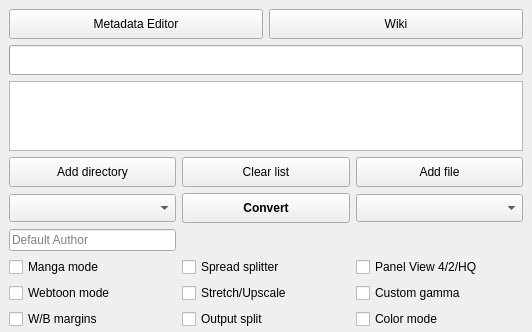
The window that gui/KCC.ui (ciromattia/kcc) describes before a commit, drawn with Qt 5; both pictures show x 0 to 532 and y 0 to 332 of the 532 by 586 pixel window.
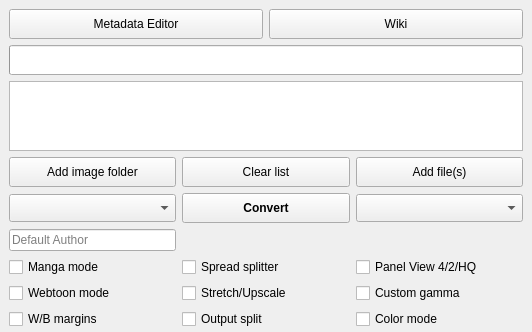
The same window after the commit. Icons and pictures are not drawn.

Commit message: rename buttons (#898)

What changed in the file:
```diff
--- a/gui/KCC.ui
+++ b/gui/KCC.ui
@@ -126,7 +126,7 @@
           <string>&lt;html&gt;&lt;head/&gt;&lt;body&gt;&lt;p style='white-space:pre'&gt;Add directory containing JPG, PNG or GIF files to queue.&lt;br/&gt;&lt;span style=&quot; font-weight:600;&quot;&gt;CBR, CBZ and CB7 files inside will not be processed!&lt;/span&gt;&lt;/p&gt;&lt;/body&gt;&lt;/html&gt;</string>
          </property>
          <property name="text">
-          <string>Add directory</string>
+          <string>Add image folder</string>
          </property>
          <property name="icon">
           <iconset resource="KCC.qrc">
@@ -146,7 +146,7 @@
           <string>&lt;html&gt;&lt;head/&gt;&lt;body&gt;&lt;p style='white-space:pre'&gt;Add CBR, CBZ, CB7 or PDF file to queue.&lt;/p&gt;&lt;/body&gt;&lt;/html&gt;</string>
          </property>
          <property name="text">
-          <string>Add file</string>
+          <string>Add file(s)</string>
          </property>
          <property name="icon">
           <iconset resource="KCC.qrc">
```
The commit also changes 2 other files.
